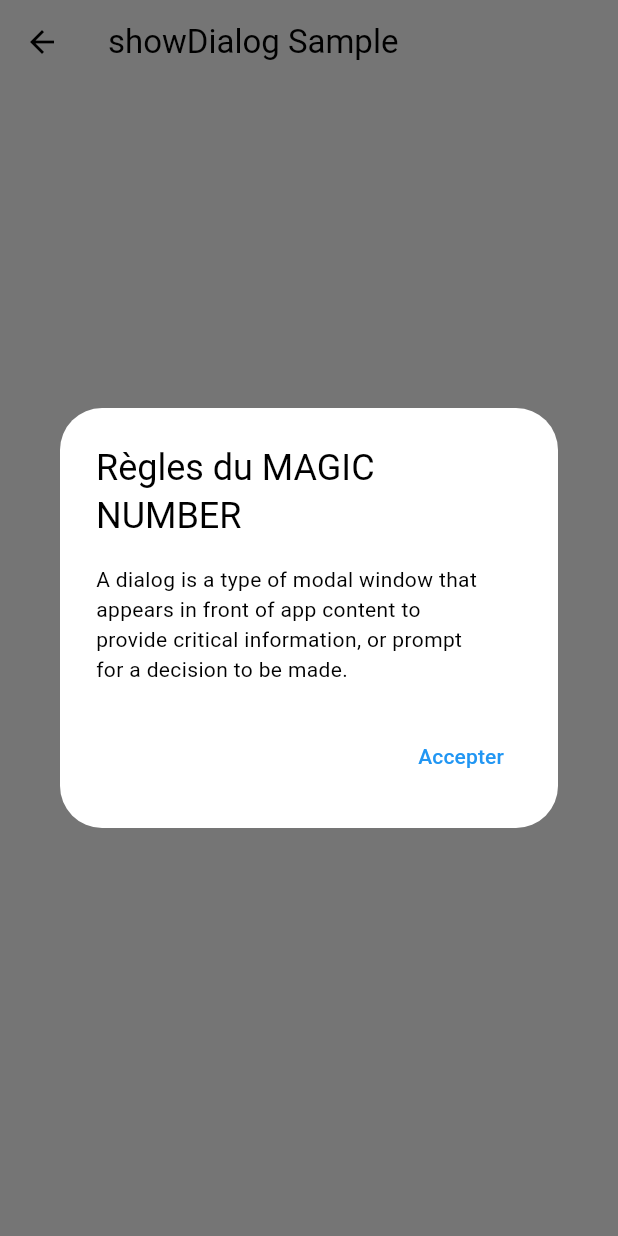
After one commit to JeanMarcJorite/magic_number, a Flutter app: the DialogExample screen opened directly, after a tap on "Règles", on a phone screen of 412 x 824 dp. The commit adds this screen. Run offline on Flutter 3.47's test engine with Material 3 defaults, Android fonts, the phone set to English and light mode, and no system bars; our stand-ins replace google_fonts.

Commit message:
Ajouter les règles du jeu et la boîte de dialogue associée

```diff
--- /dev/null
+++ b/lib/rules.dart
@@ -0,0 +1,51 @@
+import 'package:flutter/material.dart';
+import 'package:magic_number/button.dart';
+import 'package:magic_number/page_jouer.dart';
+import 'package:magic_number/page_score.dart';
+import 'package:google_fonts/google_fonts.dart';
+
+class DialogExample extends StatelessWidget {
+  const DialogExample({super.key});
+
+  @override
+  Widget build(BuildContext context) {
+    return Scaffold(
+      appBar: AppBar(title: const Text('showDialog Sample')),
+      body: Center(
+        child: OutlinedButton(
+          onPressed: () => _dialogBuilder(context),
+          child: const Text('Règles'),
+        ),
+      ),
+    );
+  }
+
+  Future<void> _dialogBuilder(BuildContext context) {
+    return showDialog<void>(
+      context: context,
+      builder: (BuildContext context) {
+        return AlertDialog(
+          title: const Text('Règles du MAGIC NUMBER'),
+          content: const Text(
+            'A dialog is a type of modal window that\n'
+            'appears in front of app content to\n'
+            'provide critical information, or prompt\n'
+            'for a decision to be made.',
+          ),
+          actions: <Widget>[
+
+            TextButton(
+              style: TextButton.styleFrom(
+                textStyle: Theme.of(context).textTheme.labelLarge,
+              ),
+              child: const Text('Accepter'),
+              onPressed: () {
+                Navigator.of(context).pop();
+              },
+            ),
+          ],
+        );
+      },
+    );
+  }
+}
```
Also changed, not shown: lib/main.dart (+61 -0 lines), lib/page_score.dart (line endings or trailing spaces).
